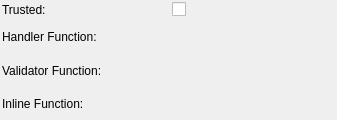
pgmodeler/pgmodeler, file libpgmodeler_ui/ui/languagewidget.ui: the form before one commit.
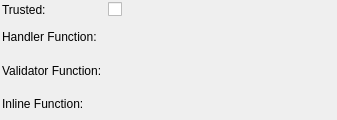
The form after the commit.

Patch:
```diff
--- a/libpgmodeler_ui/ui/languagewidget.ui
+++ b/libpgmodeler_ui/ui/languagewidget.ui
@@ -47,6 +47,12 @@
    </item>
    <item row="0" column="1">
     <widget class="QCheckBox" name="trusted_chk">
+     <property name="sizePolicy">
+      <sizepolicy hsizetype="Expanding" vsizetype="Fixed">
+       <horstretch>0</horstretch>
+       <verstretch>0</verstretch>
+      </sizepolicy>
+     </property>
      <property name="text">
       <string/>
      </property>
```
Left out of the diff: 44 changed lines with no effect on the pictures.
